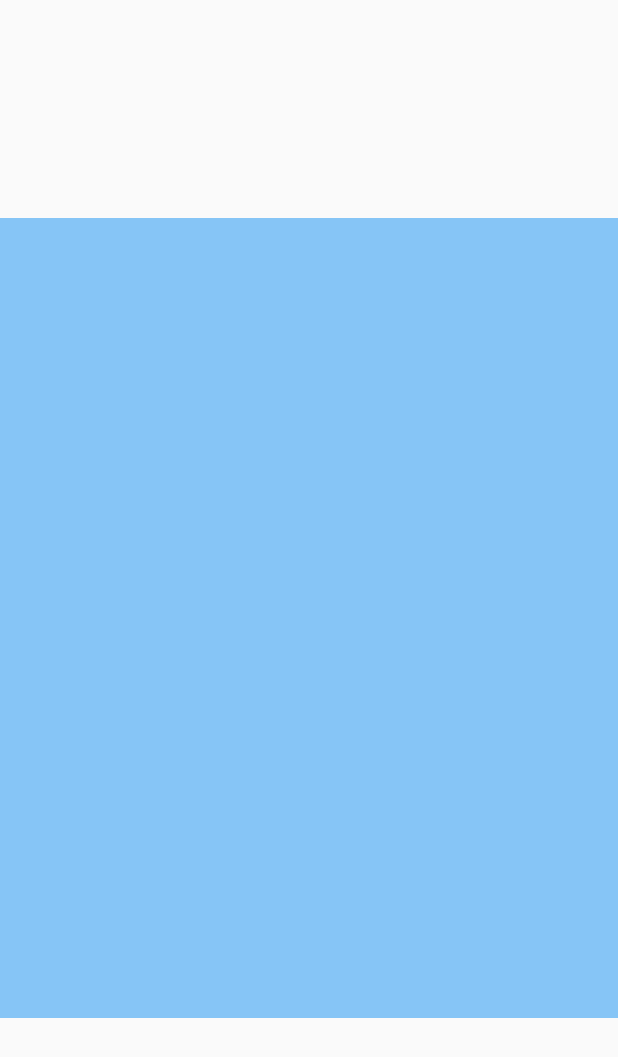
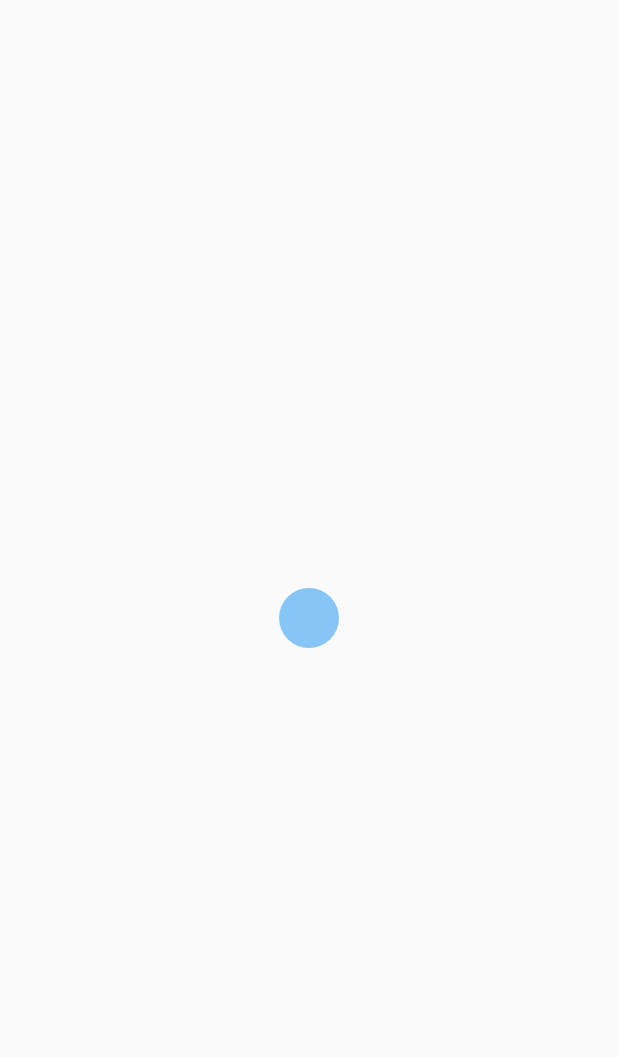
Before and after one commit to SatioO/flutter-practices, a Flutter app: the first screen one second after launch, on a phone screen of 412 x 824 dp. Shown: the top 1057 px of the screen. Run offline on Flutter 3.47's test engine with Material 2 defaults, Android fonts, the phone set to English and light mode, and no system bars; our stand-ins replace font_awesome_flutter.

Commit message:
feat(animatio)

```diff
--- a/lib/widgets/stateful/animation/index.dart
+++ b/lib/widgets/stateful/animation/index.dart
@@ -26,6 +26,14 @@ class _AnimatedCardState extends State<AnimatedCard>
       setState(() {});
     });
 
+    controller.addStatusListener((status) {
+      if (status == AnimationStatus.completed) {
+        controller.reverse();
+      } else if (status == AnimationStatus.dismissed) {
+        controller.forward();
+      }
+    });
+
     controller.forward();
   }
 
@@ -36,9 +44,10 @@ class _AnimatedCardState extends State<AnimatedCard>
       opacity: animation.value,
       child: Center(
           child: Container(
-              width: animation.value * 1000,
-              height: animation.value * 1000,
-              color: Colors.blue)),
+        width: animation.value * 75,
+        height: animation.value * 75,
+        decoration: BoxDecoration(shape: BoxShape.circle, color: Colors.blue),
+      )),
     ));
   }
 }
--- a/lib/widgets/stateful/loader/index.dart
+++ b/lib/widgets/stateful/loader/index.dart
@@ -46,7 +46,7 @@ class _LoaderState extends State<Loader> with SingleTickerProviderStateMixin {
                 Transform.translate(
                   offset: Offset(
                       radius * cos(3 * pi / 4), radius * sin(3 * pi / 4)),
-                  child: Dot(radius: 10.0, color: Colors.cyan),
+                  child: Dot(radius: 10.0, color: Colors.red),
                 ),
                 Transform.translate(
                   offset: Offset(
```
